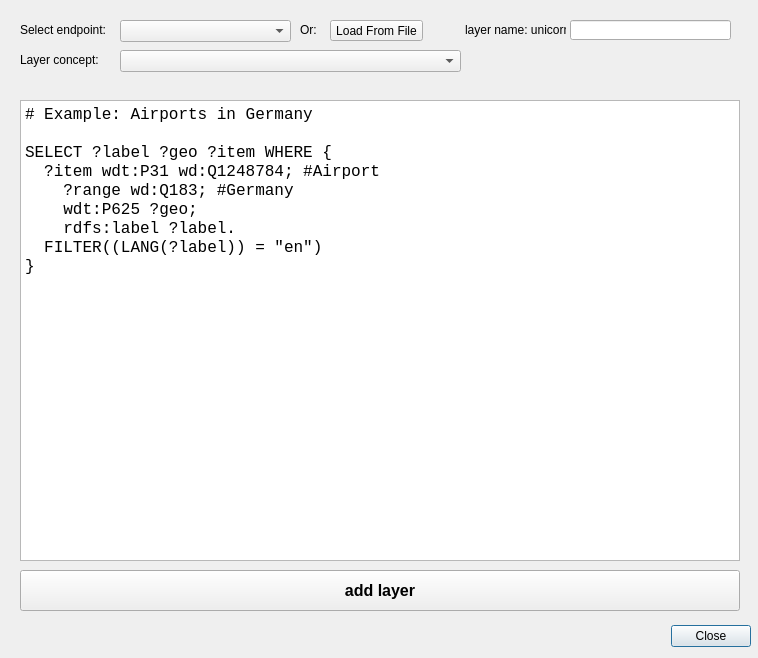
Qt form sparql_unicorn/sparql_unicorn_dialog_base.ui (sparqlunicorn/sparqlunicornGoesGIS) before a commit.
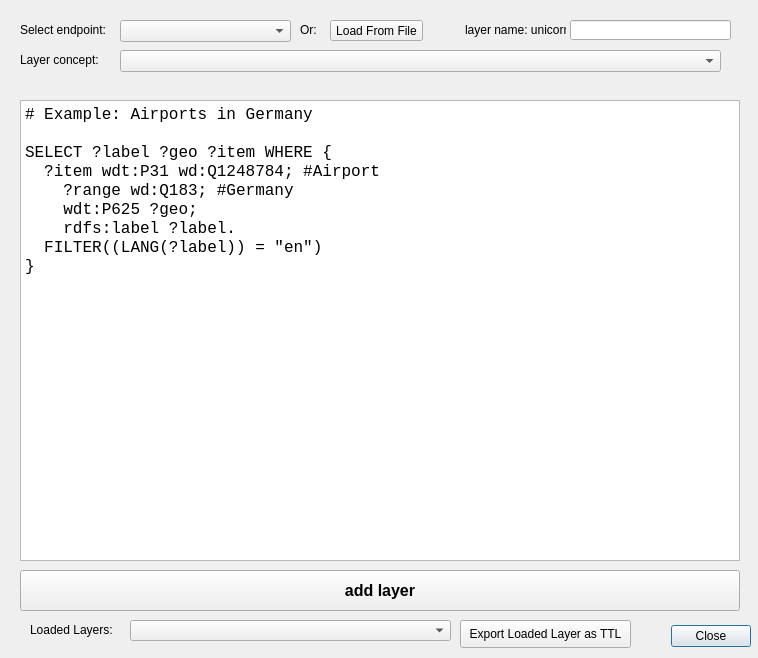
The same form after that commit.

```diff
--- a/sparql_unicorn/sparql_unicorn_dialog_base.ui
+++ b/sparql_unicorn/sparql_unicorn_dialog_base.ui
@@ -127,7 +127,7 @@
     <rect>
      <x>120</x>
      <y>50</y>
-     <width>341</width>
+     <width>601</width>
      <height>22</height>
     </rect>
    </property>
@@ -171,6 +171,42 @@
     <string>Or:</string>
    </property>
   </widget>
+  <widget class="QPushButton" name="exportLayers">
+   <property name="geometry">
+    <rect>
+     <x>460</x>
+     <y>620</y>
+     <width>171</width>
+     <height>28</height>
+    </rect>
+   </property>
+   <property name="text">
+    <string>Export Loaded Layer as TTL</string>
+   </property>
+  </widget>
+  <widget class="QComboBox" name="loadedLayers">
+   <property name="geometry">
+    <rect>
+     <x>130</x>
+     <y>620</y>
+     <width>321</width>
+     <height>21</height>
+    </rect>
+   </property>
+  </widget>
+  <widget class="QLabel" name="label_5">
+   <property name="geometry">
+    <rect>
+     <x>30</x>
+     <y>620</y>
+     <width>91</width>
+     <height>20</height>
+    </rect>
+   </property>
+   <property name="text">
+    <string>Loaded Layers:</string>
+   </property>
+  </widget>
  </widget>
  <resources/>
  <connections>
```
